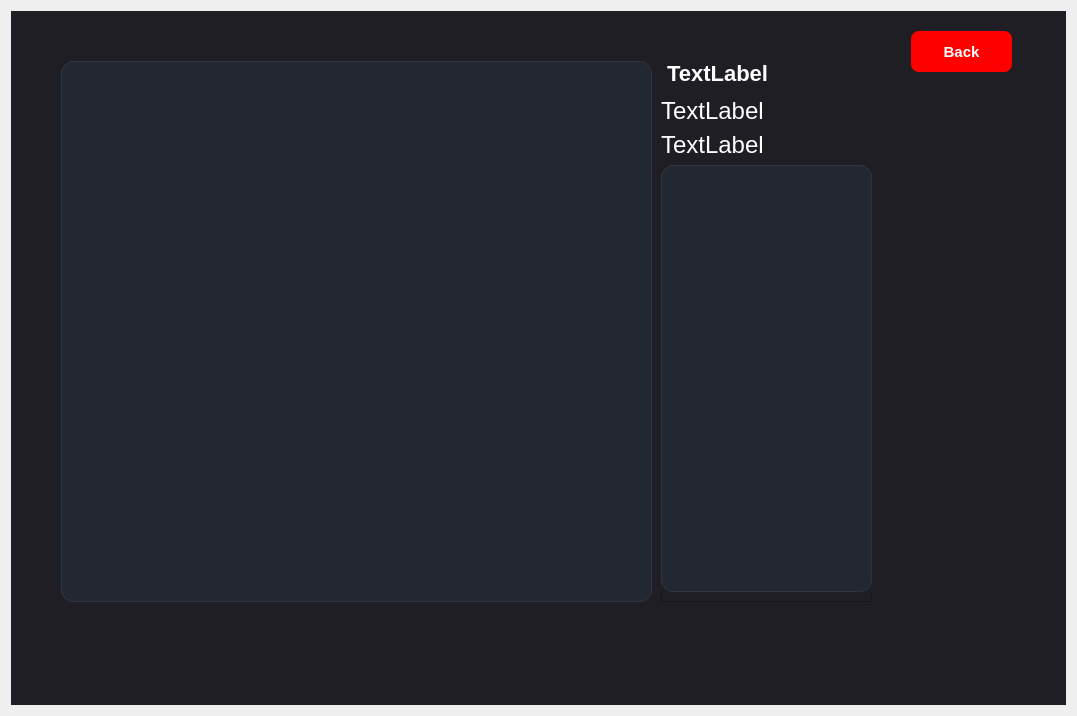
Qt form main/gui/customerwindow.ui (HamidrezaNadafian/Restaurant-Management-System) before a commit.
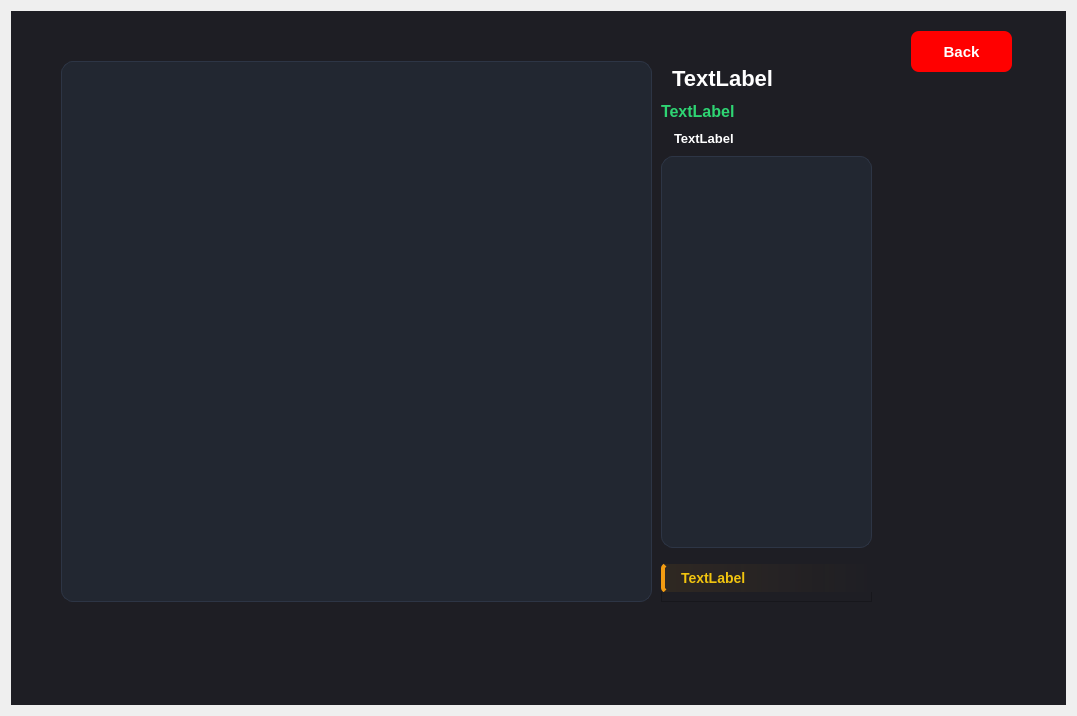
The same form after that commit. The open tabs and pages were chosen to show the change.

Commit message: allow users to view level change history.

```diff
--- a/main/gui/customerwindow.ui
+++ b/main/gui/customerwindow.ui
@@ -72,7 +72,14 @@
 }
 
 
-#lblDetailName { font-size: 22px; font-weight: bold; color: #ffffff; margin-bottom: 5px; }
+#lblDetailName {
+    color: #ffffff;
+    font-size: 18px;
+    font-weight: bold;
+    font-family: &quot;Segoe UI&quot;, sans-serif;
+    padding: 5px;
+}
+
 #lblDetailPrice { font-size: 20px; font-weight: bold; color: rgb(208, 169, 255); margin-bottom: 15px; }
 #lblDetailDesc { font-size: 13px; color: #b2b2b2; background-color: #2b2b36; padding: 15px; border-radius: 8px; }
 #lblDetailStatus { font-size: 14px; font-weight: bold; color: #2ed573; margin-top: 10px; }
@@ -245,7 +252,28 @@
     padding: 5px 12px;
 }
 
-</string>
+#lblDetailPrice_2 {
+    color: #2ed573;
+    font-size: 16px;
+    font-weight: bold;
+    font-family: &quot;Segoe UI&quot;, sans-serif;
+}
+#lblOrderLevel {
+    background-color: qlineargradient(spread:pad, x1:0, y1:0, x2:1, y2:0, stop:0 rgba(243, 156, 18, 20), stop:1 rgba(241, 196, 15, 0));
+    color: #f1c40f;
+    font-size: 14px;
+    font-weight: bold;
+    border-left: 4px solid #f39c12;
+    padding: 6px 12px;
+    border-radius: 4px;
+    margin-top: 10px;
+}
+#lblDetailStatus_2 {
+    padding: 4px 10px;
+    border-radius: 12px;
+    font-size: 13px;
+    font-weight: bold;
+}</string>
      </property>
      <property name="currentIndex">
       <number>0</number>
@@ -936,6 +964,13 @@
          <item>
           <widget class="QListWidget" name="listWidgetItems"/>
          </item>
+         <item>
+          <widget class="QLabel" name="lblOrderLevel">
+           <property name="text">
+            <string>TextLabel</string>
+           </property>
+          </widget>
+         </item>
         </layout>
        </widget>
       </widget>
```
Left out of the diff: 2 changed lines with no effect on the pictures. The commit also changes 4 other files.
